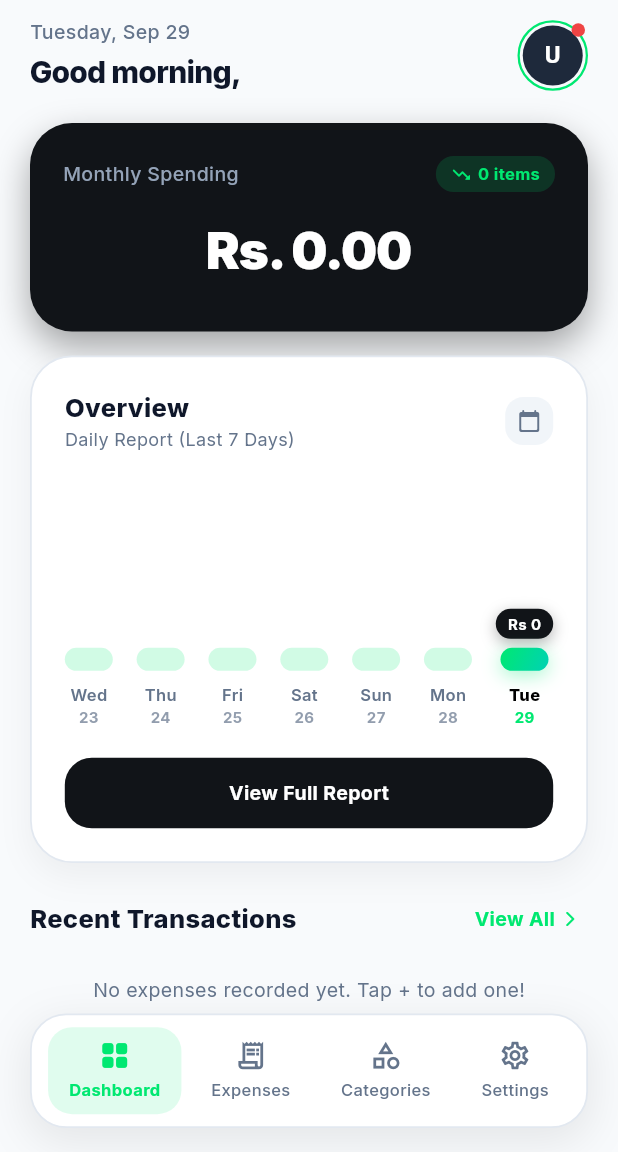
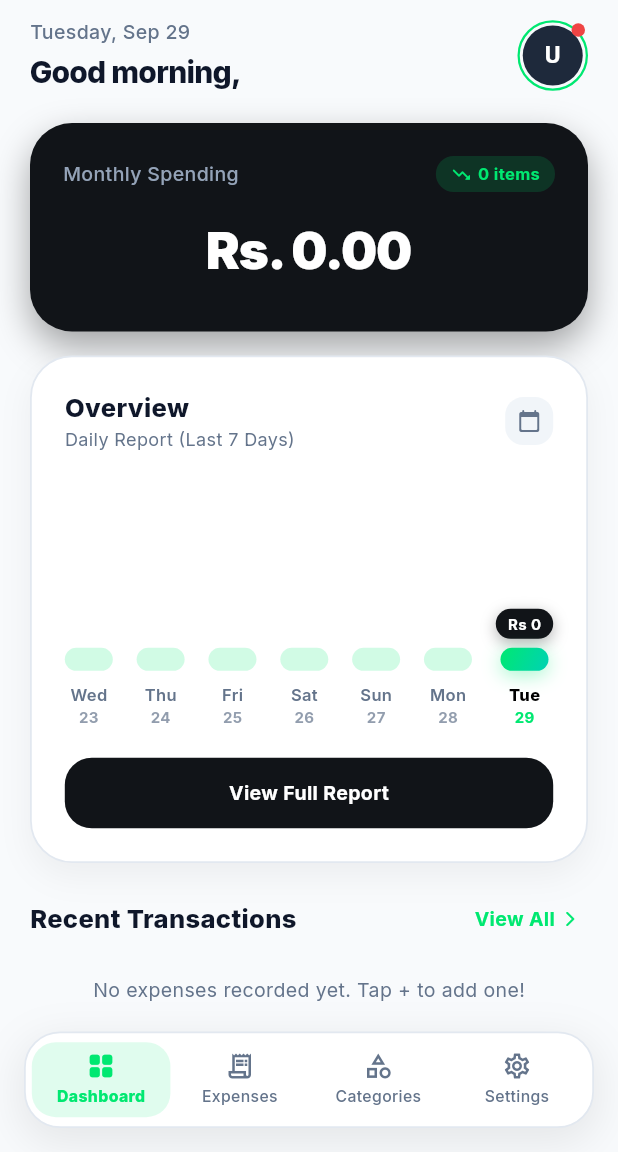
Before and after one commit to Binu0714/Fintra---Expense_Tracker, a Flutter app: the MainShellScreen screen opened directly, on a phone screen of 412 x 824 dp, the part 84-1236 px from its top. Run offline on Flutter 3.47's test engine with Material 3 defaults, Android fonts, the phone set to English and light mode, and no system bars; our stand-ins replace cloud_firestore, firebase_auth, firebase_core, fl_chart, google_fonts, local_auth; accounts and stored records are empty.

Commit message:
git commit -m "fix(ui): wrap bottom navigation tabs in Expanded to eliminate RenderFlex overflow on small screens"

```diff
--- a/lib/presentation/widgets/common/custom_bottom_nav.dart
+++ b/lib/presentation/widgets/common/custom_bottom_nav.dart
@@ -24,18 +24,12 @@ class CustomBottomNav extends StatelessWidget {
         spreadRadius: 2,
         offset: const Offset(0, 8),
       ),
-      if (isDark)
-        BoxShadow(
-          color: AppColors.primaryMint.withValues(alpha: 0.04),
-          blurRadius: 10,
-          offset: const Offset(0, -1),
-        ),
     ];
 
     return Padding(
-      padding: const EdgeInsets.fromLTRB(20, 0, 20, 16),
+      padding: const EdgeInsets.fromLTRB(16, 0, 16, 16),
       child: Container(
-        padding: const EdgeInsets.symmetric(vertical: 8, horizontal: 8),
+        padding: const EdgeInsets.symmetric(vertical: 6, horizontal: 4),
         decoration: BoxDecoration(
           color: cardColor,
           borderRadius: BorderRadius.circular(24),
@@ -58,12 +52,13 @@ class CustomBottomNav extends StatelessWidget {
   Widget _buildTab(int index, IconData icon, IconData activeIcon, String label, bool isDark) {
     final isSelected = currentIndex == index;
 
-    return InkWell(
+    return Expanded(
+      child: InkWell(
         onTap: () => onTabSelected(index),
         borderRadius: BorderRadius.circular(16),
         child: AnimatedContainer(
           duration: const Duration(milliseconds: 200),
-        padding: const EdgeInsets.symmetric(horizontal: 14, vertical: 8),
+          padding: const EdgeInsets.symmetric(vertical: 6),
           decoration: BoxDecoration(
             color: isSelected
                 ? AppColors.primaryMint.withValues(alpha: 0.12)
@@ -78,20 +73,23 @@ class CustomBottomNav extends StatelessWidget {
                 color: isSelected
                     ? AppColors.primaryMint
                     : (isDark ? AppColors.darkTextSecondary : AppColors.lightTextSecondary),
-              size: 22,
+                size: 20,
               ),
-            const SizedBox(height: 4),
+              const SizedBox(height: 3),
               Text(
                 label,
                 style: TextStyle(
                   color: isSelected
                       ? AppColors.primaryMint
                       : (isDark ? AppColors.darkTextSecondary : AppColors.lightTextSecondary),
-                fontSize: 11,
-                fontWeight: isSelected ? FontWeight.w700 : FontWeight.w500,
+                  fontSize: 10.5,
+                  fontWeight: isSelected ? FontWeight.w800 : FontWeight.w500,
                 ),
+                maxLines: 1,
+                overflow: TextOverflow.ellipsis,
               ),
             ],
+          ),
         ),
       ),
     );
```
Lines whose indentation alone changed are shown as unchanged.
